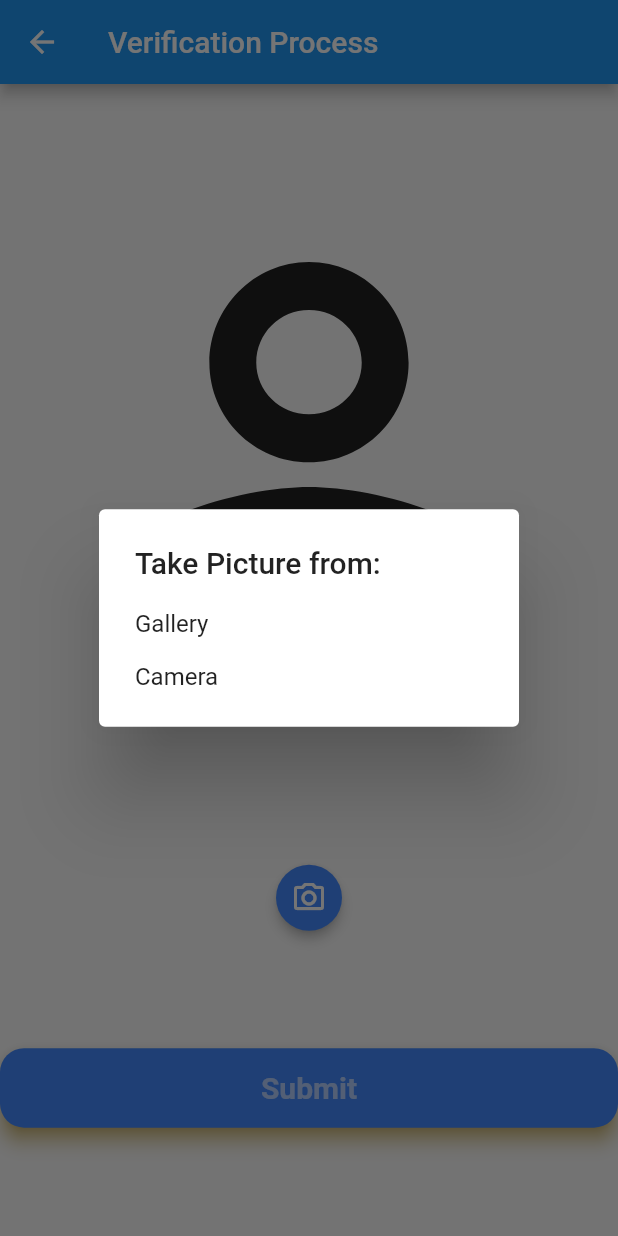
After one commit to haydenang/Tutor_me, a Flutter app: the cameraPage screen opened directly, after a tap on the "camera alt" icon, on a phone screen of 412 x 824 dp. The commit adds this screen. Run offline on Flutter 3.47's test engine with Material 2 defaults, Android fonts, the phone set to English and light mode, and no system bars; our stand-ins replace cloud_firestore, date_picker_timeline, firebase_auth, firebase_core, fluttertoast, google_fonts and 1 more; accounts and stored records are empty.

Commit message:
Added Camera/Gallery Feature
Using Image_Picker Library to implement selecting Camera/Gallery picture for verification or profile picture.

```diff
--- /dev/null
+++ b/lib/Screens/cameraPage.dart
@@ -0,0 +1,142 @@
+import 'dart:io';
+import 'dart:math';
+import 'package:flutter/cupertino.dart';
+import 'package:flutter/material.dart';
+import 'package:image_picker/image_picker.dart';
+
+class cameraPage extends StatefulWidget {
+  const cameraPage({Key? key}) : super(key: key);
+
+  @override
+  State<cameraPage> createState() => _cameraPageState();
+}
+
+class _cameraPageState extends State<cameraPage> {
+  File? pictureFile;
+
+  //AlertDialog to select camera or gallery
+  Future<void> showDialogChoices(BuildContext context) {
+    return showDialog(
+        context: context,
+        builder: (BuildContext context) {
+          return AlertDialog(
+            title: Text("Take Picture from:"),
+            content: SingleChildScrollView(
+                child: ListBody(
+              children: <Widget>[
+                GestureDetector(
+                  child: Text("Gallery"),
+                  onTap: () {
+                    openGallery(context);
+                  },
+                ),
+                Padding(padding: EdgeInsets.all(8.0)),
+                GestureDetector(
+                  child: Text("Camera"),
+                  onTap: () {
+                    openCamera(context);
+                  },
+                ),
+              ],
+            )),
+          );
+        });
+  }
+
+  openGallery(BuildContext context) async {
+    XFile? picture =
+        await ImagePicker.platform.getImage(source: ImageSource.gallery);
+    this.setState(() {
+      pictureFile = File(picture!.path);
+    });
+    Navigator.of(context).pop();
+  }
+
+  openCamera(BuildContext context) async {
+    XFile? picture =
+        await ImagePicker.platform.getImage(source: ImageSource.camera);
+    this.setState(() {
+      pictureFile = File(picture!.path);
+    });
+    Navigator.of(context).pop();
+  }
+
+  Widget decideImageView(File? pic) {
+    if (pic == null) {
+      return Icon(
+        Icons.person_outline,
+        size: 400,
+      );
+    } else {
+      return Image.file(
+        pic,
+        width: 400,
+        height: 400,
+      );
+    }
+    // if (pictureFile == null) {
+    //   return Icons.person_outline;
+    // } else {
+    //   return pictureFile;
+    // }
+  }
+
+  @override
+  Widget build(BuildContext context) {
+    final loginButton = Material(
+      elevation: 5,
+      borderRadius: BorderRadius.circular(16),
+      color: Colors.blueAccent,
+      shadowColor: Colors.amber,
+      child: MaterialButton(
+        padding: EdgeInsets.fromLTRB(20, 15, 20, 15),
+        minWidth: MediaQuery.of(context).size.width,
+        onPressed: () {},
+        child: Text(
+          "Submit",
+          textAlign: TextAlign.center,
+          style: TextStyle(
+              fontSize: 20, color: Colors.white60, fontWeight: FontWeight.bold),
+        ),
+      ),
+    );
+
+    return Scaffold(
+      appBar: AppBar(
+        title: const Text("Verification Process"),
+      ),
+      body: Column(
+          mainAxisAlignment: MainAxisAlignment.spaceAround,
+          children: <Widget>[
+            SizedBox(
+              height: 10,
+            ),
+            decideImageView(pictureFile),
+            SizedBox(
+              height: 10,
+            ),
+            Center(
+                child: RawMaterialButton(
+              onPressed: () {
+                showDialogChoices(context);
+              },
+              fillColor: Colors.blueAccent,
+              elevation: 3,
+              child: Icon(
+                Icons.camera_alt_outlined,
+                color: Colors.white,
+              ),
+              padding: EdgeInsets.all(10.0),
+              shape: CircleBorder(),
+            )),
+            SizedBox(
+              height: 20,
+            ),
+            Center(child: loginButton),
+            SizedBox(
+              height: 30,
+            ),
+          ]),
+    );
+  }
+}
--- a/lib/Screens/loginPage.dart
+++ b/lib/Screens/loginPage.dart
@@ -1,5 +1,6 @@
 import 'package:firebase_auth/firebase_auth.dart';
 import 'package:flutter/material.dart';
+import 'package:tutor_me/Screens/cameraPage.dart';
 import 'package:tutor_me/Screens/classesEnrolled.dart';
 import 'package:tutor_me/Screens/homePage.dart';
 import 'package:tutor_me/Screens/registrationPage.dart';
@@ -185,13 +186,13 @@ class _LoginWidgetState extends State<LoginWidget> {
                     Row(
                       mainAxisAlignment: MainAxisAlignment.center,
                       children: <Widget>[
-                        Text("Click here to Skip to uploadPage!"),
+                        Text("Click here to Skip to cameraPage!"),
                         GestureDetector(
                             onTap: () {
                               Navigator.push(
                                   context,
                                   MaterialPageRoute(
-                                      builder: (context) => MyUpload()));
+                                      builder: (context) => cameraPage()));
                             },
                             child: Text(
                               " Here",
--- a/pubspec.yaml
+++ b/pubspec.yaml
@@ -45,6 +45,7 @@ dependencies:
   fluttertoast: ^8.0.9
   cloud_firestore: ^3.1.5
   camera: ^0.9.5
+  image_picker: ^0.8.5+3
 
 
 
```
Also changed, not shown: pubspec.lock.
